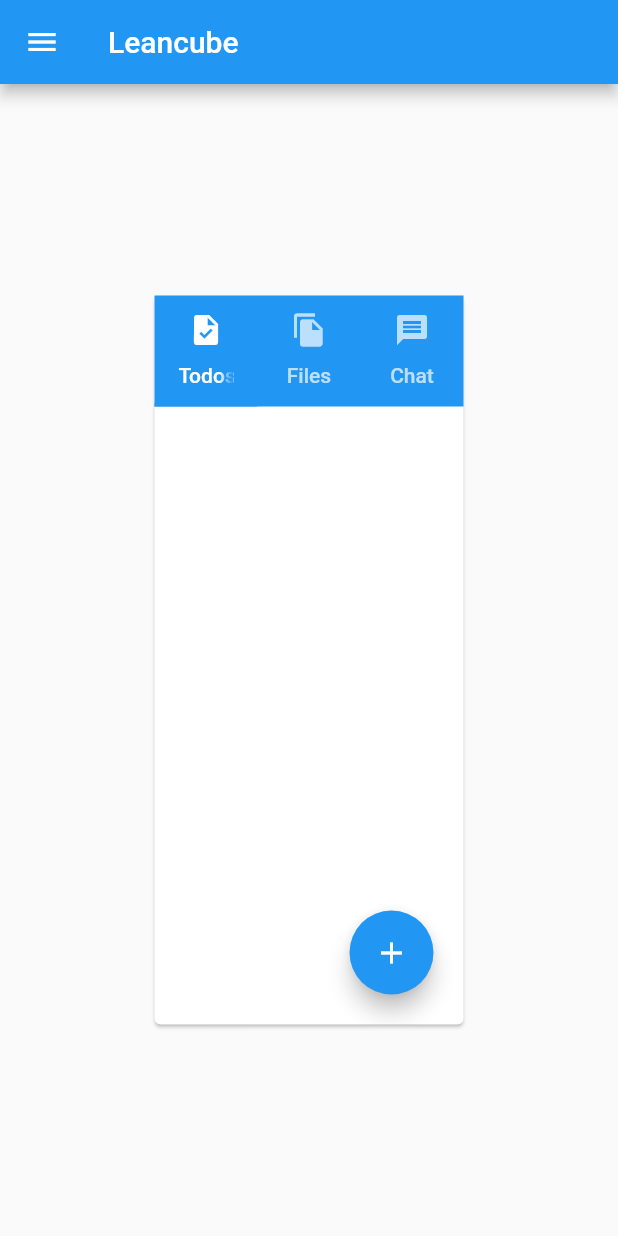
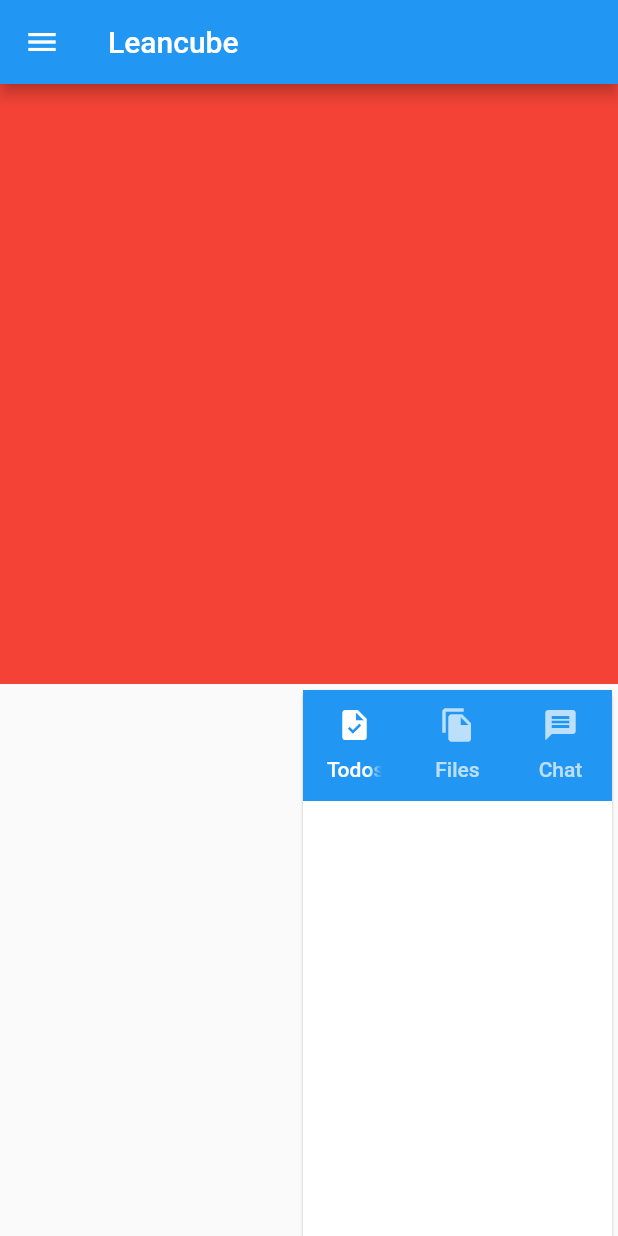
Before and after one commit to emely3h/LeanCubator, a Flutter app: the screen it shows after launch, on a phone screen of 412 x 824 dp. Run offline on Flutter 3.47's test engine with Material 2 defaults, Android fonts, the phone set to English and light mode, and no system bars; our stand-ins replace file_picker, syncfusion_flutter_datepicker; missing offline and left inert: firebase_auth_web, firebase_core_web; accounts and stored records are empty.

Commit message:
dummy task info

```diff
--- a/lib/Pages/task_page.dart
+++ b/lib/Pages/task_page.dart
@@ -22,10 +22,12 @@
   @override
   Widget build(BuildContext context) {
     return Center(
+      child: SingleChildScrollView(
         child: Column(
           mainAxisAlignment: MainAxisAlignment.center,
           crossAxisAlignment: CrossAxisAlignment.end,
           children: <Widget>[
+            Container(height: 400, color: Colors.red),
             Card(
               child: SizedBox(
                 width: MediaQuery.of(context).size.width * 0.5,
@@ -64,9 +66,12 @@
                       ),
                     ),
                   ],
-                )),
-          )
+                ),
+              ),
+            ),
+
           ],
+        ),
       ),
     );
   }
```
Also changed, not shown: lib/components/dummy_task_info.dart (added, +12 -0 lines). Lines whose indentation alone changed are shown as unchanged.
